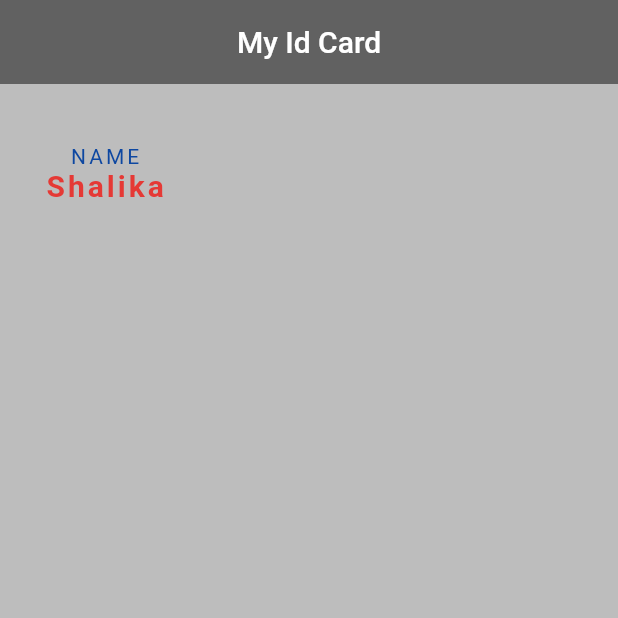
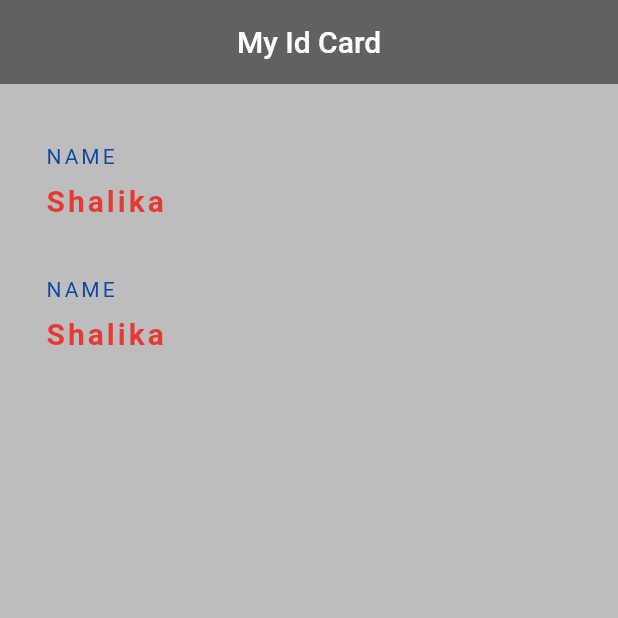
Before and after one commit to Shalika001/My_ID, a Flutter app: the screen it shows after launch, on a phone screen of 412 x 824 dp, the top half of it. Run offline on Flutter 3.47's test engine with Material 2 defaults, Android fonts, the phone set to English and light mode, and no system bars.

Commit message:
Size box = line space

```diff
--- a/lib/main.dart
+++ b/lib/main.dart
@@ -20,6 +20,7 @@ class MyCard extends StatelessWidget {
       body: Padding(
         padding: EdgeInsets.fromLTRB(30.0, 40.0, 30.0, 0.0),
         child: Column(
+          crossAxisAlignment: CrossAxisAlignment.start,
           children: <Widget>[
             Text(
                'NAME',
@@ -28,6 +29,7 @@ class MyCard extends StatelessWidget {
                 letterSpacing: 2.0,
               ),
             ),
+            SizedBox(height: 10.0),
             Text(
               'Shalika',
               style: TextStyle(
@@ -37,6 +39,24 @@ class MyCard extends StatelessWidget {
                 fontWeight: FontWeight.bold,
               ),
             ),
+            SizedBox(height: 40.0),
+            Text(
+              'NAME',
+              style: TextStyle(
+                color: Colors.blue[900],
+                letterSpacing: 2.0,
+              ),
+            ),
+            SizedBox(height: 10.0),
+            Text(
+              'Shalika',
+              style: TextStyle(
+                color: Colors.red[600],
+                letterSpacing: 2.0,
+                fontSize: 20.0,
+                fontWeight: FontWeight.bold,
+              ),
+            ),SizedBox(height: 40.0),
           ],
         ),
       ),
```
